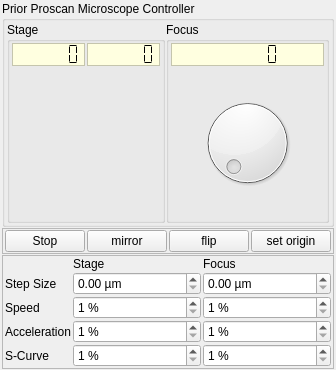
First picture: the form in instruments/PriorScientific/Proscan/ProscanWidget.ui, repository davidgrier/QInstrument, before the edit.
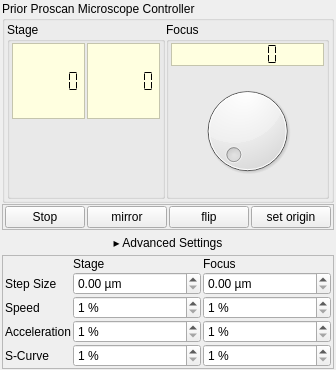
Second picture: the form after the edit. Custom widgets are drawn as their Qt base class.

Commit message:
feat: collapsible advanced panel in Proscan widget
Add a collapsible 'Advanced Settings' section to QProscanWidget that
hides the step-size, speed, acceleration, and s-curve spinboxes by
default. The window resizes automatically when the panel is toggled
or on first show.

Fix QJoystickPad squishing: switch to MinimumExpanding size policy and
add minimumSizeHint() = sizeHint() so the square constraint is respected
by Qt's layout engine regardless of the containing layout hierarchy.

What changed in the file:
```diff
--- a/instruments/PriorScientific/Proscan/ProscanWidget.ui
+++ b/instruments/PriorScientific/Proscan/ProscanWidget.ui
@@ -140,18 +140,6 @@
          </item>
          <item row="1" column="0" colspan="2">
           <widget class="QJoystickPad" name="joystick" native="true">
-           <property name="sizePolicy">
-            <sizepolicy hsizetype="Expanding" vsizetype="Expanding">
-             <horstretch>0</horstretch>
-             <verstretch>0</verstretch>
-            </sizepolicy>
-           </property>
-           <property name="minimumSize">
-            <size>
-             <width>100</width>
-             <height>100</height>
-            </size>
-           </property>
            <property name="focusPolicy">
             <enum>Qt::NoFocus</enum>
            </property>
@@ -340,6 +328,22 @@
      </layout>
     </widget>
    </item>
+   <item>
+    <widget class="QPushButton" name="advancedToggle">
+     <property name="text">
+      <string>▸ Advanced Settings</string>
+     </property>
+     <property name="checkable">
+      <bool>true</bool>
+     </property>
+     <property name="flat">
+      <bool>true</bool>
+     </property>
+     <property name="focusPolicy">
+      <enum>Qt::NoFocus</enum>
+     </property>
+    </widget>
+   </item>
    <item>
     <widget class="QFrame" name="advanced">
      <property name="autoFillBackground">
```
The commit also changes 2 other files.
